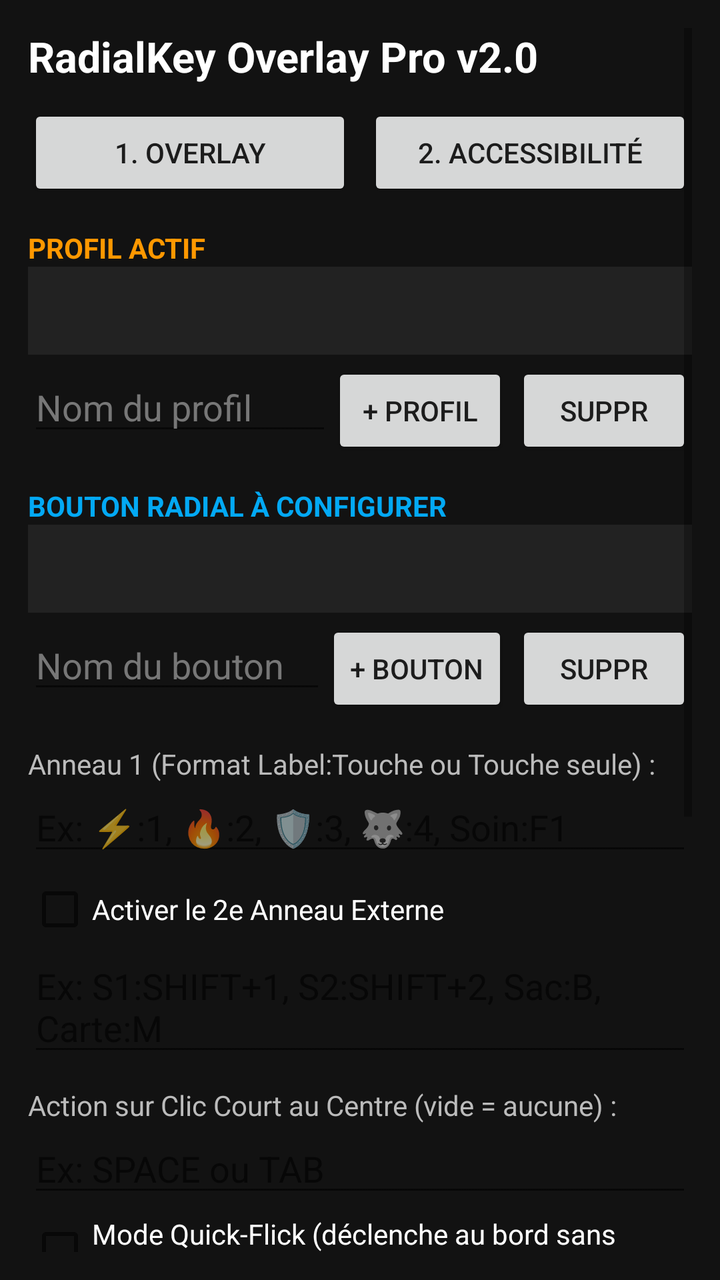
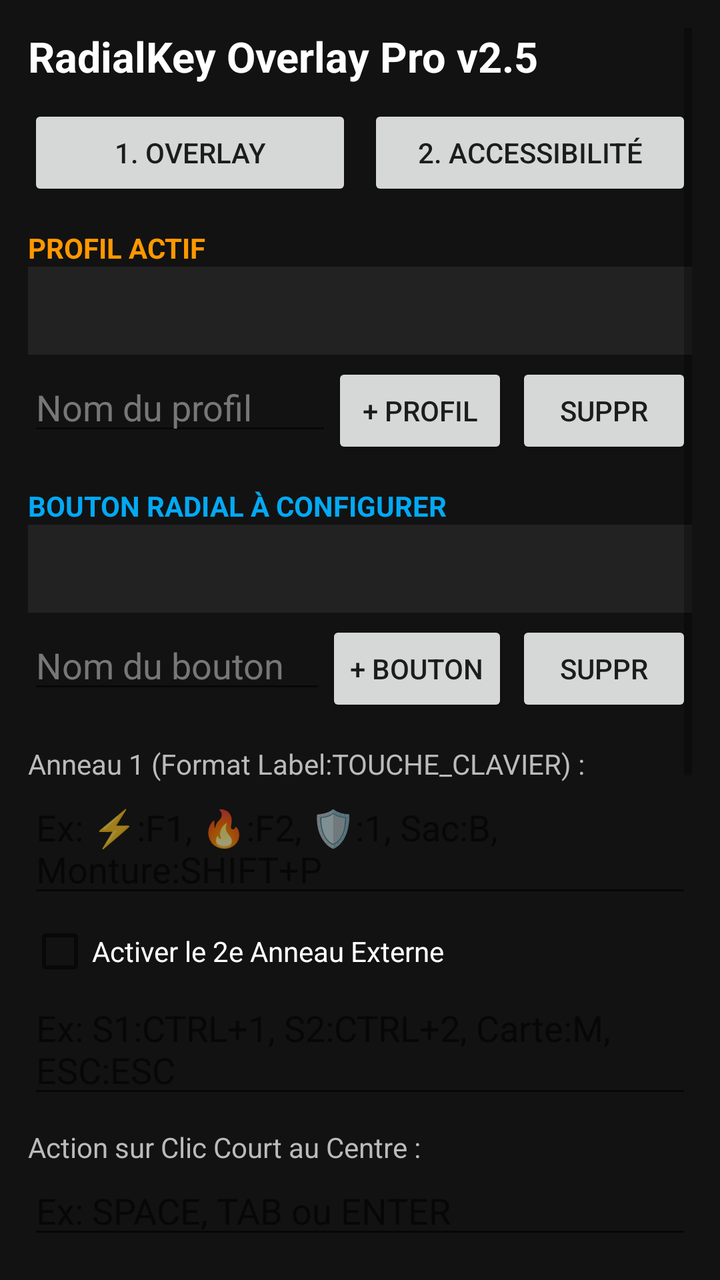

Compare the two renders of this Android layout. The source of the first and the diff that turns it into the second are given below.
<!-- AndroidManifest.xml: application theme Theme.AppCompat.DayNight.DarkActionBar -->
<!-- res/layout/activity_main.xml -->
<?xml version="1.0" encoding="utf-8"?>
<ScrollView xmlns:android="http://schemas.android.com/apk/res/android"
    android:layout_width="match_parent"
    android:layout_height="match_parent"
    android:padding="14dp"
    android:background="#121212">

    <LinearLayout
        android:layout_width="match_parent"
        android:layout_height="wrap_content"
        android:orientation="vertical">

        <TextView
            android:layout_width="match_parent"
            android:layout_height="wrap_content"
            android:text="RadialKey Overlay Pro v2.0"
            android:textColor="#FFFFFF"
            android:textSize="21sp"
            android:textStyle="bold"
            android:layout_marginBottom="10dp"/>

        <LinearLayout
            android:layout_width="match_parent"
            android:layout_height="wrap_content"
            android:orientation="horizontal">
            <Button
                android:id="@+id/btnOverlayPerm"
                android:layout_width="0dp"
                android:layout_height="wrap_content"
                android:layout_weight="1"
                android:text="1. Overlay" />
            <Button
                android:id="@+id/btnAccService"
                android:layout_width="0dp"
                android:layout_height="wrap_content"
                android:layout_weight="1"
                android:layout_marginStart="8dp"
                android:text="2. Accessibilité" />
        </LinearLayout>

        
        <TextView
            android:layout_width="match_parent"
            android:layout_height="wrap_content"
            android:layout_marginTop="14dp"
            android:text="PROFIL ACTIF"
            android:textColor="#FF9800"
            android:textStyle="bold" />

        <Spinner
            android:id="@+id/spinnerProfiles"
            android:layout_width="match_parent"
            android:layout_height="44dp"
            android:background="#222222" />

        <LinearLayout
            android:layout_width="match_parent"
            android:layout_height="wrap_content"
            android:orientation="horizontal"
            android:layout_marginTop="4dp">
            <EditText
                android:id="@+id/editProfileName"
                android:layout_width="0dp"
                android:layout_height="wrap_content"
                android:layout_weight="1"
                android:hint="Nom du profil"
                android:textColor="#FFFFFF"
                android:textColorHint="#777777" />
            <Button
                android:id="@+id/btnAddProfile"
                android:layout_width="wrap_content"
                android:layout_height="wrap_content"
                android:text="+ Profil" />
            <Button
                android:id="@+id/btnDelProfile"
                android:layout_width="wrap_content"
                android:layout_height="wrap_content"
                android:layout_marginStart="4dp"
                android:text="Suppr" />
        </LinearLayout>

        
        <TextView
            android:layout_width="match_parent"
            android:layout_height="wrap_content"
            android:layout_marginTop="14dp"
            android:text="BOUTON RADIAL À CONFIGURER"
            android:textColor="#03A9F4"
            android:textStyle="bold" />

        <Spinner
            android:id="@+id/spinnerButtons"
            android:layout_width="match_parent"
            android:layout_height="44dp"
            android:background="#222222" />

        <LinearLayout
            android:layout_width="match_parent"
            android:layout_height="wrap_content"
            android:orientation="horizontal"
            android:layout_marginTop="4dp">
            <EditText
                android:id="@+id/editButtonName"
                android:layout_width="0dp"
                android:layout_height="wrap_content"
                android:layout_weight="1"
                android:hint="Nom du bouton"
                android:textColor="#FFFFFF"
                android:textColorHint="#777777" />
            <Button
                android:id="@+id/btnAddButton"
                android:layout_width="wrap_content"
                android:layout_height="wrap_content"
                android:text="+ Bouton" />
            <Button
                android:id="@+id/btnDelButton"
                android:layout_width="wrap_content"
                android:layout_height="wrap_content"
                android:layout_marginStart="4dp"
                android:text="Suppr" />
        </LinearLayout>

        
        <TextView
            android:layout_width="match_parent"
            android:layout_height="wrap_content"
            android:layout_marginTop="14dp"
            android:text="Anneau 1 (Format Label:Touche ou Touche seule) :"
            android:textColor="#BBBBBB" />

        <EditText
            android:id="@+id/editInnerKeys"
            android:layout_width="match_parent"
            android:layout_height="wrap_content"
            android:textColor="#FFFFFF"
            android:hint="Ex: ⚡:1, 🔥:2, 🛡️:3, 🐺:4, Soin:F1" />

        <CheckBox
            android:id="@+id/chkOuterRing"
            android:layout_width="match_parent"
            android:layout_height="wrap_content"
            android:layout_marginTop="6dp"
            android:text="Activer le 2e Anneau Externe"
            android:textColor="#FFFFFF" />

        <EditText
            android:id="@+id/editOuterKeys"
            android:layout_width="match_parent"
            android:layout_height="wrap_content"
            android:textColor="#FFFFFF"
            android:hint="Ex: S1:SHIFT+1, S2:SHIFT+2, Sac:B, Carte:M" />

        <TextView
            android:layout_width="match_parent"
            android:layout_height="wrap_content"
            android:layout_marginTop="10dp"
            android:text="Action sur Clic Court au Centre (vide = aucune) :"
            android:textColor="#BBBBBB" />

        <EditText
            android:id="@+id/editCenterTapKey"
            android:layout_width="match_parent"
            android:layout_height="wrap_content"
            android:textColor="#FFFFFF"
            android:hint="Ex: SPACE ou TAB" />

        <CheckBox
            android:id="@+id/chkQuickFlick"
            android:layout_width="match_parent"
            android:layout_height="wrap_content"
            android:layout_marginTop="4dp"
            android:text="Mode Quick-Flick (déclenche au bord sans relâcher)"
            android:textColor="#FFFFFF" />

        
        <TextView
            android:id="@+id/txtButtonSize"
            android:layout_width="match_parent"
            android:layout_height="wrap_content"
            android:layout_marginTop="10dp"
            android:text="Taille bouton central : 68 dp"
            android:textColor="#BBBBBB" />
        <SeekBar
            android:id="@+id/seekButtonSize"
            android:layout_width="match_parent"
            android:layout_height="wrap_content"
            android:max="140"
            android:progress="68" />

        <TextView
            android:id="@+id/txtInnerRadius"
            android:layout_width="match_parent"
            android:layout_height="wrap_content"
            android:layout_marginTop="8dp"
            android:text="Rayon Anneau 1 : 145 dp"
            android:textColor="#BBBBBB" />
        <SeekBar
            android:id="@+id/seekInnerRadius"
            android:layout_width="match_parent"
            android:layout_height="wrap_content"
            android:max="260"
            android:progress="145" />

        <TextView
            android:id="@+id/txtOuterRadius"
            android:layout_width="match_parent"
            android:layout_height="wrap_content"
            android:layout_marginTop="8dp"
            android:text="Rayon Anneau 2 (Externe) : 225 dp"
            android:textColor="#BBBBBB" />
        <SeekBar
            android:id="@+id/seekOuterRadius"
            android:layout_width="match_parent"
            android:layout_height="wrap_content"
            android:max="360"
            android:progress="225" />

        <TextView
            android:id="@+id/txtOpacity"
            android:layout_width="match_parent"
            android:layout_height="wrap_content"
            android:layout_marginTop="8dp"
            android:text="Opacité : 85%"
            android:textColor="#BBBBBB" />
        <SeekBar
            android:id="@+id/seekOpacity"
            android:layout_width="match_parent"
            android:layout_height="wrap_content"
            android:max="100"
            android:progress="85" />

        <LinearLayout
            android:layout_width="match_parent"
            android:layout_height="wrap_content"
            android:orientation="horizontal"
            android:layout_marginTop="8dp">
            <EditText
                android:id="@+id/editMainColor"
                android:layout_width="0dp"
                android:layout_height="wrap_content"
                android:layout_weight="1"
                android:text="#222222"
                android:textColor="#FFFFFF"
                android:hint="Couleur Fond" />
            <EditText
                android:id="@+id/editAccentColor"
                android:layout_width="0dp"
                android:layout_height="wrap_content"
                android:layout_weight="1"
                android:layout_marginStart="8dp"
                android:text="#FF5722"
                android:textColor="#FFFFFF"
                android:hint="Couleur Accent" />
        </LinearLayout>

        <EditText
            android:id="@+id/editShellCmd"
            android:layout_width="match_parent"
            android:layout_height="wrap_content"
            android:layout_marginTop="8dp"
            android:text="input keyevent %d"
            android:textColor="#FFFFFF"
            android:hint="Commande Shell (%d = KeyCode)" />

        <Button
            android:id="@+id/btnSave"
            android:layout_width="match_parent"
            android:layout_height="54dp"
            android:layout_marginTop="16dp"
            android:text="ENREGISTRER ET APPLIQUER EN DIRECT" />
    </LinearLayout>
</ScrollView>
<!-- resources referenced by this layout -->
<resources>

</resources>

<!-- the commit's change to res/layout/activity_main.xml (unified diff, before → after) -->
@@ -13,7 +13,7 @@
         <TextView
             android:layout_width="match_parent"
             android:layout_height="wrap_content"
-            android:text="RadialKey Overlay Pro v2.0"
+            android:text="RadialKey Overlay Pro v2.5"
             android:textColor="#FFFFFF"
             android:textSize="21sp"
             android:textStyle="bold"
@@ -125,7 +125,7 @@
             android:layout_width="match_parent"
             android:layout_height="wrap_content"
             android:layout_marginTop="14dp"
-            android:text="Anneau 1 (Format Label:Touche ou Touche seule) :"
+            android:text="Anneau 1 (Format Label:TOUCHE_CLAVIER) :"
             android:textColor="#BBBBBB" />
 
         <EditText
@@ -133,7 +133,7 @@
             android:layout_width="match_parent"
             android:layout_height="wrap_content"
             android:textColor="#FFFFFF"
-            android:hint="Ex: ⚡:1, 🔥:2, 🛡️:3, 🐺:4, Soin:F1" />
+            android:hint="Ex: ⚡:F1, 🔥:F2, 🛡️:1, Sac:B, Monture:SHIFT+P" />
 
         <CheckBox
             android:id="@+id/chkOuterRing"
@@ -148,13 +148,13 @@
             android:layout_width="match_parent"
             android:layout_height="wrap_content"
             android:textColor="#FFFFFF"
-            android:hint="Ex: S1:SHIFT+1, S2:SHIFT+2, Sac:B, Carte:M" />
+            android:hint="Ex: S1:CTRL+1, S2:CTRL+2, Carte:M, ESC:ESC" />
 
         <TextView
             android:layout_width="match_parent"
             android:layout_height="wrap_content"
             android:layout_marginTop="10dp"
-            android:text="Action sur Clic Court au Centre (vide = aucune) :"
+            android:text="Action sur Clic Court au Centre :"
             android:textColor="#BBBBBB" />
 
         <EditText
@@ -162,13 +162,21 @@
             android:layout_width="match_parent"
             android:layout_height="wrap_content"
             android:textColor="#FFFFFF"
-            android:hint="Ex: SPACE ou TAB" />
+            android:hint="Ex: SPACE, TAB ou ENTER" />
+
+        <TextView
+            android:layout_width="match_parent"
+            android:layout_height="wrap_content"
+            android:layout_marginTop="4dp"
+            android:text="Touches clavier reconnues : 0-9, A-Z, F1-F12, SPACE, ESC, TAB, ENTER, BACKSPACE, UP, DOWN, LEFT, RIGHT, SHIFT+..., CTRL+..."
+            android:textColor="#777777"
+            android:textSize="11sp" />
 
         <CheckBox
             android:id="@+id/chkQuickFlick"
             android:layout_width="match_parent"
             android:layout_height="wrap_content"
-            android:layout_marginTop="4dp"
+            android:layout_marginTop="6dp"
             android:text="Mode Quick-Flick (déclenche au bord sans relâcher)"
             android:textColor="#FFFFFF" />
 
